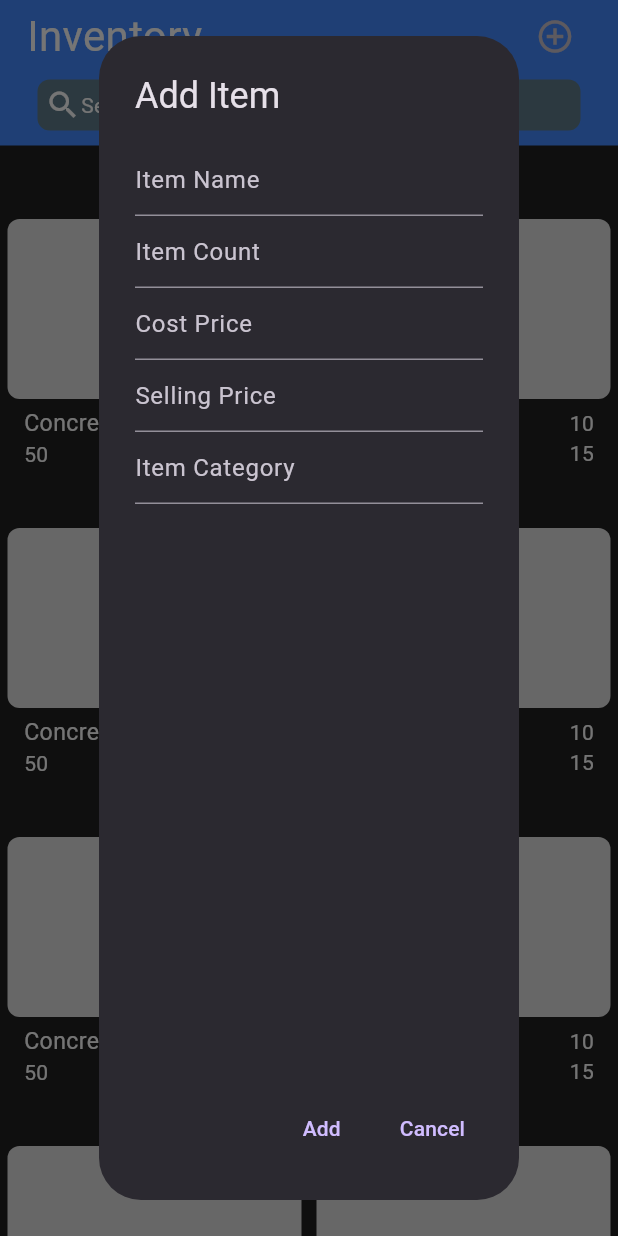
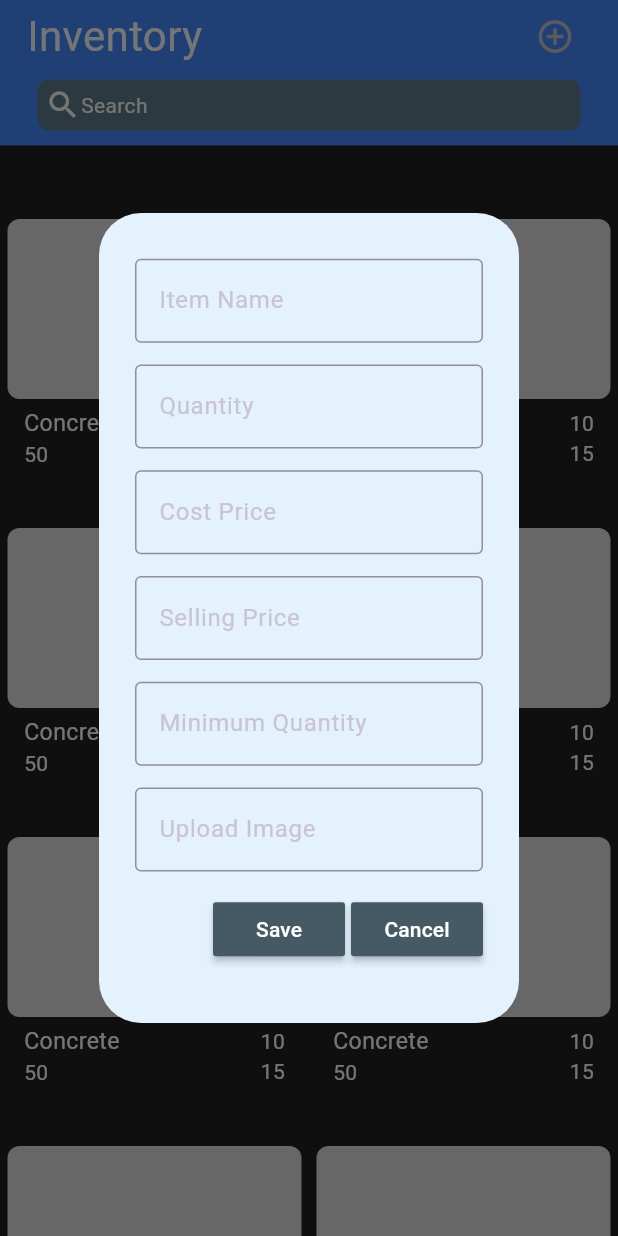
Before and after one commit to nsingla2118/inv, a Flutter app: the InventoryPage screen opened directly, after a tap on the "add circle outline" icon, on a phone screen of 412 x 824 dp. Run offline on Flutter 3.47's test engine with Material 3 defaults, Android fonts, the phone set to English and light mode, and no system bars.

Commit message:
changed dialog box design

```diff
--- /dev/null
+++ b/lib/components/dialog_box.dart
@@ -0,0 +1,77 @@
+import 'package:flutter/material.dart';
+import 'package:inventory/models/my_button.dart';
+
+class DialogBox extends StatelessWidget {
+  const DialogBox({super.key});
+
+  @override
+  Widget build(BuildContext context) {
+    return AlertDialog(
+      backgroundColor: Colors.blue[50],
+      content: Container(
+        height: 500,
+        child: Column(
+          mainAxisAlignment: MainAxisAlignment.spaceEvenly,
+          children: [
+            const TextField(
+              // controller: controller,
+              decoration: const InputDecoration(
+                border: OutlineInputBorder(),
+                hintText: 'Item Name',
+              ),
+            ),
+            const TextField(
+              // controller: controller,
+              decoration: const InputDecoration(
+                border: OutlineInputBorder(),
+                hintText: 'Quantity',
+              ),
+            ),
+            const TextField(
+              // controller: controller,
+              decoration: const InputDecoration(
+                border: OutlineInputBorder(),
+                hintText: 'Cost Price',
+              ),
+            ),
+            const TextField(
+              // controller: controller,
+              decoration: const InputDecoration(
+                border: OutlineInputBorder(),
+                hintText: 'Selling Price',
+              ),
+            ),
+            const TextField(
+              // controller: controller,
+              decoration: const InputDecoration(
+                border: OutlineInputBorder(),
+                hintText: 'Minimum Quantity',
+              ),
+            ),
+            const TextField(
+              // controller: controller,
+              decoration: const InputDecoration(
+                border: OutlineInputBorder(),
+                hintText: 'Upload Image',
+              ),
+            ),
+
+
+            Row(
+              mainAxisAlignment: MainAxisAlignment.end,
+              children: [
+                MyButton(text: 'Save', onPressed: () {
+                  Navigator.pop(context);
+                }),
+                const SizedBox(width: 4,),
+                MyButton(text:'Cancel', onPressed: () {
+                  Navigator.pop(context);
+                })
+              ],
+            )
+          ],
+        ),
+      ),
+    );
+  }
+}
--- /dev/null
+++ b/lib/models/my_button.dart
@@ -0,0 +1,20 @@
+import 'package:flutter/material.dart';
+
+class MyButton extends StatelessWidget {
+  final String text;
+  VoidCallback onPressed;
+  MyButton({super.key,
+  required this.text,
+  required this.onPressed
+  });
+
+  @override
+  Widget build(BuildContext context) {
+    return MaterialButton(
+      onPressed: onPressed,
+      color: Colors.blueGrey[700],
+      textColor: Colors.white,
+      child: Text(text),
+    );
+  }
+}
--- a/lib/pages/inventory_page.dart
+++ b/lib/pages/inventory_page.dart
@@ -1,4 +1,5 @@
 import 'package:flutter/material.dart';
+import 'package:inventory/components/dialog_box.dart';
 import 'package:inventory/models/item.dart';
 import 'package:inventory/components/item_tile.dart';
 import 'package:inventory/models/search_widget.dart';
@@ -8,57 +9,12 @@ class InventoryPage extends StatelessWidget {
 
   @override
   Widget build(BuildContext context) {
-    void dialog() {
+    showdialog() {
       showDialog(
         context: context,
         builder: (BuildContext context) {
-          return AlertDialog(
-            title: const Text('Add Item'),
-            content: const Column(
-              children:  [
-                TextField(
-                  decoration: InputDecoration(
-                    hintText: 'Item Name',
-                  ),
-
-                ),
-                TextField(
-                  decoration: InputDecoration(
-                    hintText: 'Item Count',
-                  ),
-                ),
-                TextField(
-                  decoration: InputDecoration(
-                    hintText: 'Cost Price',
-                  ),
-                ),
-                TextField(
-                  decoration: InputDecoration(
-                    hintText: 'Selling Price',
-                  ),
-                ),
-                TextField(
-                  decoration: InputDecoration(
-                    hintText: 'Item Category',
-                  ),
-                ),
-              ],
-            ),
-            actions: [
-              TextButton(
-                child: const Text('Add'),
-                onPressed: () {
-                  Navigator.of(context).pop();
-                },
-              ),
-              TextButton(child: const Text('Cancel'),
-              onPressed: () {
-                Navigator.of(context).pop();
-              },)
-            ],
-          );
-        }
-      );
+          return DialogBox();
+    });
     }
     return Scaffold(
       body: Column(
@@ -78,7 +34,7 @@ class InventoryPage extends StatelessWidget {
                     children: [
                       const Text('Inventory', style: TextStyle(fontSize: 28),),
                       IconButton(icon: const Icon(Icons.add_circle_outline, size: 26,),
-                       onPressed: dialog,)
+                       onPressed: showdialog,)
                     ],
                   ),
                 ),
```
